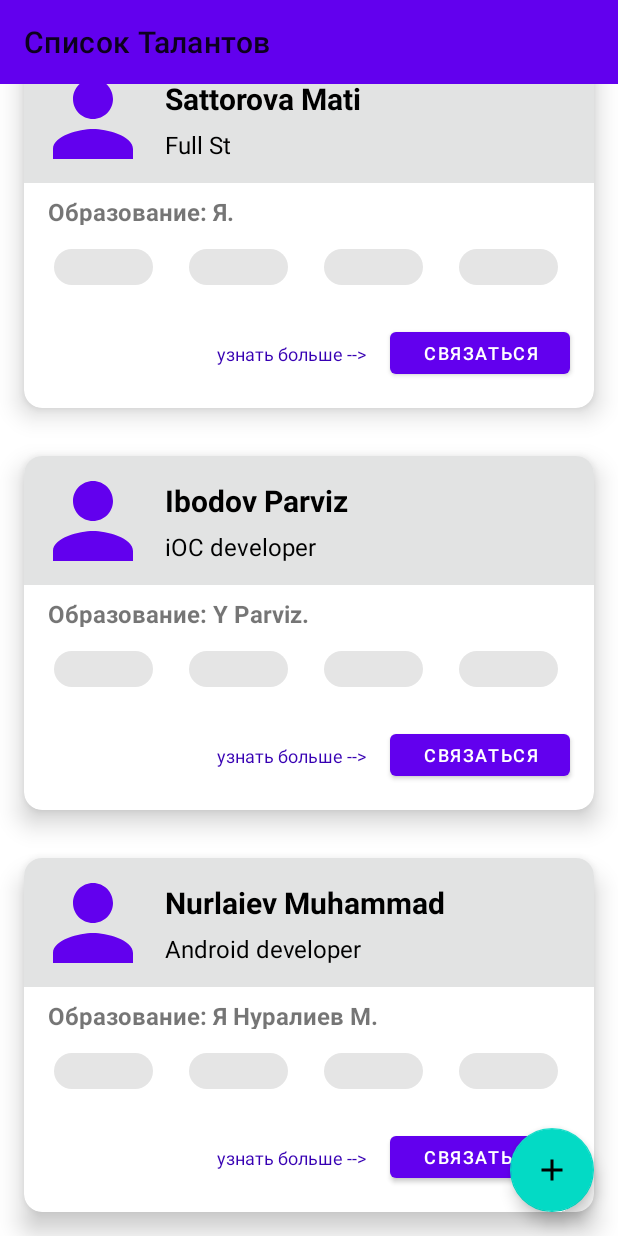
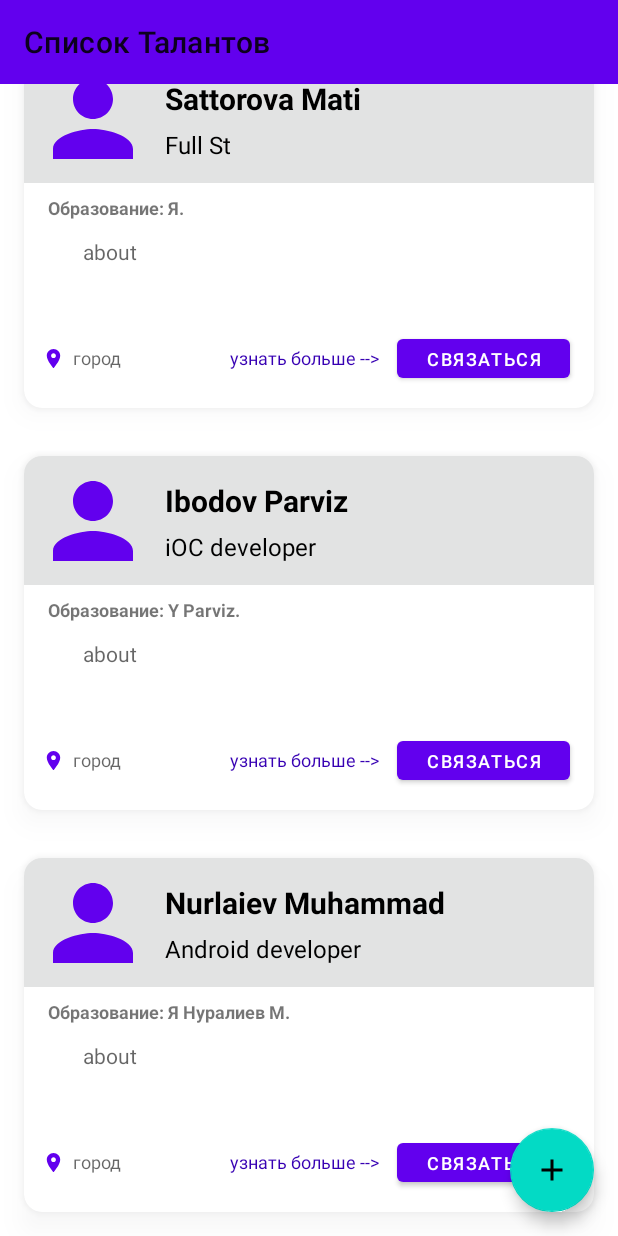
Before and after one commit to AbdulloSodikov/Project-Talent, an Android app: the ListFragment screen opened through its navigation route, scrolled down 572 dp, on a phone screen of 412 x 824 dp. Run offline under Robolectric (Android 15) with nearby library versions, the phone set to English and light mode, and no system bars; our stand-ins replace CircleImageView, Room's generated code.

Commit message:
layout person item

```diff
--- a/app/src/main/java/com/ak/sodikov/talent_v2/model/entites/SkillTalentCrossRef.kt
+++ b/app/src/main/java/com/ak/sodikov/talent_v2/model/entites/SkillTalentCrossRef.kt
@@ -10,10 +10,8 @@ import org.jetbrains.annotations.NotNull
 data class SkillTalentCrossRef (
 
     @ColumnInfo (name = "skillId")
-    @NotNull
     val skillId : Int,
 
     @ColumnInfo (name = "talentId")
-    @NonNull
-    val talentId : Int
+     val talentId : Int
   )
--- a/app/src/main/java/com/ak/sodikov/talent_v2/screens/add/AddNewPersonFragment.kt
+++ b/app/src/main/java/com/ak/sodikov/talent_v2/screens/add/AddNewPersonFragment.kt
@@ -37,7 +37,7 @@ class AddNewPersonFragment : Fragment() {
             val name = mBinding.textAddName.text.toString()
 
             if (name.isNullOrEmpty()) {
-                mBinding.etAddSureName.error
+                mBinding.etAddSureName.error = "Необходимо запольнить"
             } else {
                 mViewModel.insert(Talent(talentSurname = sureName, talentName = name)) {
                     APP_ACTIVITY.mNavController.navigate(R.id.action_addPersonFragment_to_listFragment)
--- a/app/src/main/res/drawable/ic_location.xml
+++ b/app/src/main/res/drawable/ic_location.xml
@@ -0,0 +1,10 @@
+<vector xmlns:android="http://schemas.android.com/apk/res/android"
+    android:width="24dp"
+    android:height="24dp"
+    android:tint="@color/purple_500"
+    android:viewportWidth="24"
+    android:viewportHeight="24">
+    <path
+        android:fillColor="@android:color/white"
+        android:pathData="M12,2C8.13,2 5,5.13 5,9c0,5.25 7,13 7,13s7,-7.75 7,-13c0,-3.87 -3.13,-7 -7,-7zM12,11.5c-1.38,0 -2.5,-1.12 -2.5,-2.5s1.12,-2.5 2.5,-2.5 2.5,1.12 2.5,2.5 -1.12,2.5 -2.5,2.5z" />
+</vector>
--- a/app/src/main/res/layout/fragment_add_person.xml
+++ b/app/src/main/res/layout/fragment_add_person.xml
@@ -10,26 +10,27 @@
         android:id="@+id/ic_default_person2"
         android:layout_width="100dp"
         android:layout_height="100dp"
+        android:layout_marginTop="@dimen/margin_norm"
         android:src="@drawable/ic_baseline_person_24"
         app:civ_border_color="@color/black"
-        android:layout_marginTop="@dimen/margin_norm"
         app:civ_circle_background_color="@color/white"
+        app:layout_constraintEnd_toEndOf="parent"
         app:layout_constraintStart_toStartOf="parent"
-        app:layout_constraintTop_toTopOf="parent"
-        app:layout_constraintEnd_toEndOf="parent">
+        app:layout_constraintTop_toTopOf="parent">
 
     </de.hdodenhof.circleimageview.CircleImageView>
 
     <com.google.android.material.textfield.TextInputLayout
         android:id="@+id/et_add_sureName"
+        style="@style/Widget.MaterialComponents.TextInputLayout.OutlinedBox"
         android:layout_width="0dp"
         android:layout_height="wrap_content"
         android:layout_marginStart="16dp"
         android:layout_marginEnd="16dp"
         app:errorEnabled="true"
-        app:layout_constraintTop_toBottomOf="@id/ic_default_person2"
         app:layout_constraintEnd_toEndOf="parent"
         app:layout_constraintStart_toStartOf="parent"
+        app:layout_constraintTop_toBottomOf="@id/ic_default_person2"
         tools:layout_editor_absoluteY="200dp">
 
         <com.google.android.material.textfield.TextInputEditText
@@ -40,12 +41,14 @@
     </com.google.android.material.textfield.TextInputLayout>
 
     <com.google.android.material.textfield.TextInputLayout
-        android:id="@+id/textInputLayout"
+        android:id="@+id/et_add_name"
+        style="@style/Widget.MaterialComponents.TextInputLayout.OutlinedBox"
         android:layout_width="match_parent"
         android:layout_height="wrap_content"
         android:layout_marginStart="16dp"
-        android:layout_marginTop="16dp"
+        android:layout_marginTop="8dp"
         android:layout_marginEnd="16dp"
+        app:errorEnabled="true"
         app:layout_constraintEnd_toEndOf="parent"
         app:layout_constraintStart_toStartOf="parent"
         app:layout_constraintTop_toBottomOf="@+id/et_add_sureName">
@@ -55,15 +58,37 @@
             android:layout_width="match_parent"
             android:layout_height="wrap_content"
             android:hint="Имя" />
+
+    </com.google.android.material.textfield.TextInputLayout>
+
+    <com.google.android.material.textfield.TextInputLayout
+        android:id="@+id/et_add_email"
+        style="@style/Widget.MaterialComponents.TextInputLayout.OutlinedBox"
+        android:layout_width="match_parent"
+        android:layout_height="wrap_content"
+        android:layout_marginStart="16dp"
+        android:layout_marginTop="8dp"
+        android:layout_marginEnd="16dp"
+        app:errorEnabled="true"
+        app:layout_constraintEnd_toEndOf="parent"
+        app:layout_constraintStart_toStartOf="parent"
+        app:layout_constraintTop_toBottomOf="@+id/et_add_name">
+
+        <com.google.android.material.textfield.TextInputEditText
+            android:id="@+id/text_add_email"
+            android:layout_width="match_parent"
+            android:layout_height="wrap_content"
+            android:hint="Email" />
+
+
+
     </com.google.android.material.textfield.TextInputLayout>
 
     <Button
         android:id="@+id/btn_save"
         android:layout_width="wrap_content"
         android:layout_height="wrap_content"
-        android:layout_marginTop="24dp"
-        android:text="Save"
-        app:layout_constraintEnd_toEndOf="parent"
-        app:layout_constraintStart_toStartOf="parent"
-        app:layout_constraintTop_toBottomOf="@+id/textInputLayout" />
+        android:text="Save" />
+
+
 </androidx.constraintlayout.widget.ConstraintLayout>
--- a/app/src/main/res/layout/talent_item.xml
+++ b/app/src/main/res/layout/talent_item.xml
@@ -6,7 +6,8 @@
     android:layout_height="wrap_content"
     android:layout_margin="@dimen/margin_norm"
     app:cardCornerRadius="@dimen/card_corner_radius"
-    app:cardElevation="@dimen/card_elevation">
+    app:cardElevation="@dimen/card_elevation"
+    android:outlineSpotShadowColor="@color/md_indigo_50">
 
 
     <androidx.constraintlayout.widget.ConstraintLayout
@@ -28,9 +29,9 @@
                 android:layout_width="80dp"
                 android:layout_height="80dp"
                 android:layout_margin="6dp"
-android:src="@drawable/ic_baseline_person_24"
+                android:src="@drawable/ic_baseline_person_24"
+                app:civ_border_color="@color/white"
                 app:civ_circle_background_color="@color/white"
-                app:civ_border_color="@color/white"
                 app:layout_constraintBottom_toBottomOf="parent"
                 app:layout_constraintStart_toStartOf="parent"
                 app:layout_constraintTop_toTopOf="parent">
@@ -70,81 +71,88 @@ android:src="@drawable/ic_baseline_person_24"
             android:layout_height="150dp"
             app:layout_constraintBottom_toBottomOf="parent"
             app:layout_constraintEnd_toEndOf="parent"
+            app:layout_constraintHorizontal_bias="1.0"
             app:layout_constraintStart_toStartOf="parent"
-            app:layout_constraintTop_toBottomOf="@id/item_layout_top">
+            app:layout_constraintTop_toBottomOf="@id/item_layout_top"
+            app:layout_constraintVertical_bias="0.0">
 
             <TextView
                 android:id="@+id/tv_education"
                 android:layout_width="wrap_content"
-                android:lines="1"
                 android:layout_height="20dp"
                 android:layout_marginStart="16dp"
                 android:layout_marginTop="8dp"
+                android:lines="1"
                 android:text="Образование:"
-                android:textSize="@dimen/text_size_norm"
+                android:textSize="@dimen/test_size_small"
                 android:textStyle="bold"
                 app:layout_constraintStart_toStartOf="parent"
                 app:layout_constraintTop_toTopOf="parent"
                 tools:ignore="NotSibling" />
 
-            <com.google.android.material.chip.Chip
-                android:id="@+id/chip4"
-                android:layout_width="90dp"
-                android:layout_height="40dp"
-                android:layout_marginStart="8dp"
-                android:layout_marginTop="8dp"
-                app:layout_constraintStart_toStartOf="parent"
-                app:layout_constraintTop_toBottomOf="@+id/tv_education" />
-
-            <com.google.android.material.chip.Chip
-                android:id="@+id/chip5"
-                android:layout_width="90dp"
-                android:layout_height="40dp"
-                android:layout_marginTop="8dp"
-                app:layout_constraintStart_toEndOf="@+id/chip4"
-                app:layout_constraintTop_toBottomOf="@+id/tv_education" />
-
-            <com.google.android.material.chip.Chip
-                android:id="@+id/chip6"
-                android:layout_width="90dp"
-                android:layout_height="40dp"
-                android:layout_marginTop="8dp"
-                app:layout_constraintStart_toEndOf="@+id/chip5"
-                app:layout_constraintTop_toBottomOf="@+id/tv_education" />
-
-            <com.google.android.material.chip.Chip
-                android:id="@+id/chip7"
-                android:layout_width="90dp"
-                android:layout_height="40dp"
-                android:layout_marginTop="8dp"
-                app:layout_constraintStart_toEndOf="@+id/chip6"
-                app:layout_constraintTop_toBottomOf="@+id/tv_education" />
-
             <Button
                 android:id="@+id/button"
-                android:layout_width="120dp"
-                android:layout_height="40dp"
-                android:layout_marginTop="16dp"
+                android:layout_width="115dp"
+                android:layout_height="38dp"
+                android:layout_marginTop="99dp"
                 android:layout_marginEnd="16dp"
                 android:layout_marginBottom="16dp"
                 android:text="Связаться"
                 android:textSize="12sp"
                 app:layout_constraintBottom_toBottomOf="parent"
                 app:layout_constraintEnd_toEndOf="parent"
-                app:layout_constraintTop_toBottomOf="@+id/chip7" />
+                app:layout_constraintTop_toTopOf="parent" />
 
             <TextView
                 android:id="@+id/tv_learn_more"
                 android:layout_width="wrap_content"
                 android:layout_height="wrap_content"
-                android:layout_marginEnd="16dp"
-                android:text="узнать больше -->"
+                android:layout_marginEnd="12dp"
+                android:layout_marginBottom="16dp"
+                android:text="@string/text_more_about_talent"
                 android:textColor="@color/purple_700"
                 android:textSize="12sp"
-                app:layout_constraintBottom_toBottomOf="@+id/button"
+                app:layout_constraintBottom_toBottomOf="parent"
                 app:layout_constraintEnd_toStartOf="@+id/button"
                 app:layout_constraintTop_toTopOf="@+id/button" />
 
+            <TextView
+                android:id="@+id/tv_city"
+                android:layout_width="100dp"
+                android:layout_height="wrap_content"
+                android:layout_marginStart="4dp"
+                android:layout_marginEnd="4dp"
+                android:layout_marginBottom="16dp"
+                android:hint="@string/hint_city"
+                android:textColor="@color/purple_700"
+                android:textSize="12sp"
+                app:layout_constraintBottom_toBottomOf="parent"
+                app:layout_constraintEnd_toStartOf="@+id/tv_learn_more"
+                app:layout_constraintStart_toEndOf="@+id/imageView"
+                app:layout_constraintTop_toTopOf="@+id/button" />
+
+            <ImageView
+                android:id="@+id/imageView"
+                android:layout_width="15dp"
+                android:layout_height="18dp"
+                android:layout_marginStart="12dp"
+                android:layout_marginBottom="24dp"
+                app:layout_constraintBottom_toBottomOf="parent"
+                app:layout_constraintStart_toStartOf="parent"
+                app:srcCompat="@drawable/ic_location" />
+
+            <TextView
+                android:id="@+id/tv_aboutTalent"
+                android:layout_width="318dp"
+                android:layout_height="0dp"
+                android:layout_marginStart="32dp"
+                android:layout_marginTop="8dp"
+                android:layout_marginEnd="16dp"
+                android:hint="@string/hint_adout_talent"
+                app:layout_constraintBottom_toTopOf="@+id/button"
+                app:layout_constraintEnd_toEndOf="parent"
+                app:layout_constraintStart_toStartOf="parent"
+                app:layout_constraintTop_toBottomOf="@+id/tv_education" />
 
 
         </androidx.constraintlayout.widget.ConstraintLayout>
--- a/app/src/main/res/values/dimens.xml
+++ b/app/src/main/res/values/dimens.xml
@@ -6,4 +6,5 @@
     <dimen name="margin_norm">16dp</dimen>
     <dimen name="text_size_large">20sp</dimen>
     <dimen name="text_size_norm">16sp</dimen>
+    <dimen name="test_size_small">12sp</dimen>
 </resources>
--- a/app/src/main/res/values/strings.xml
+++ b/app/src/main/res/values/strings.xml
@@ -2,4 +2,7 @@
     <string name="app_name">Talent</string>
     <!-- TODO: Remove or change this placeholder text -->
     <string name="hello_blank_fragment">Hello blank fragment</string>
+    <string name="hint_city">город</string>
+    <string name="text_more_about_talent"><![CDATA[узнать больше -->]]></string>
+    <string name="hint_adout_talent">about</string>
 </resources>
```
